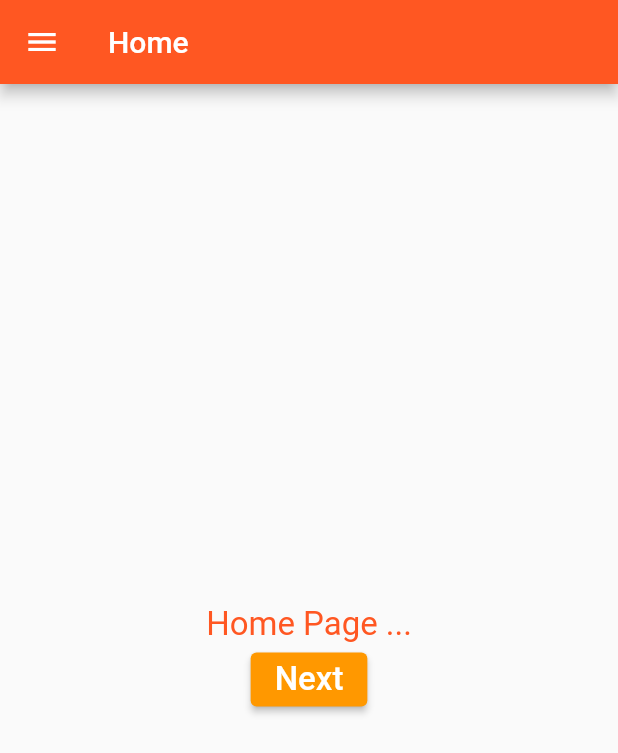
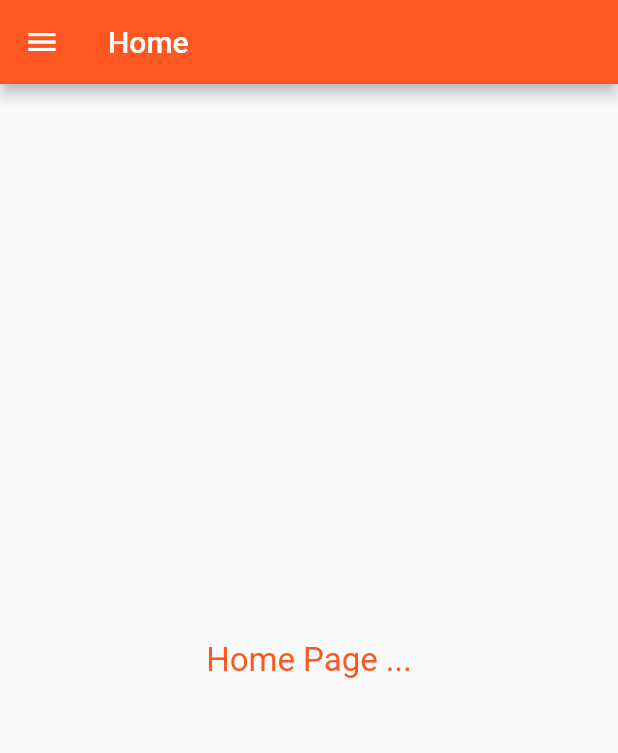
Before and after one commit to ErikaMiklos/my_flutter_app, a Flutter app: the screen it shows after launch, on a phone screen of 412 x 824 dp. Shown: the top 753 px of the screen. Run offline on Flutter 3.47's test engine with Material 2 defaults, Android fonts, the phone set to English and light mode, and no system bars.

Commit message:
Elevated button supprimé

```diff
--- a/lib/pages/home.page.dart
+++ b/lib/pages/home.page.dart
@@ -18,16 +18,6 @@ class HomePage extends StatelessWidget {
               "Home Page ...",
               style: Theme.of(context).textTheme.bodyText2,
             ),
-            ElevatedButton(
-              style: ElevatedButton.styleFrom(backgroundColor: Colors.orange),
-              onPressed: () {
-                Navigator.pushNamed(context, "/counter");
-              },
-              child: Text(
-                "Next",
-                style: TextStyle(fontSize: 22, color: Colors.white),
-              ),
-            )
           ],
         ),
       ),
```
